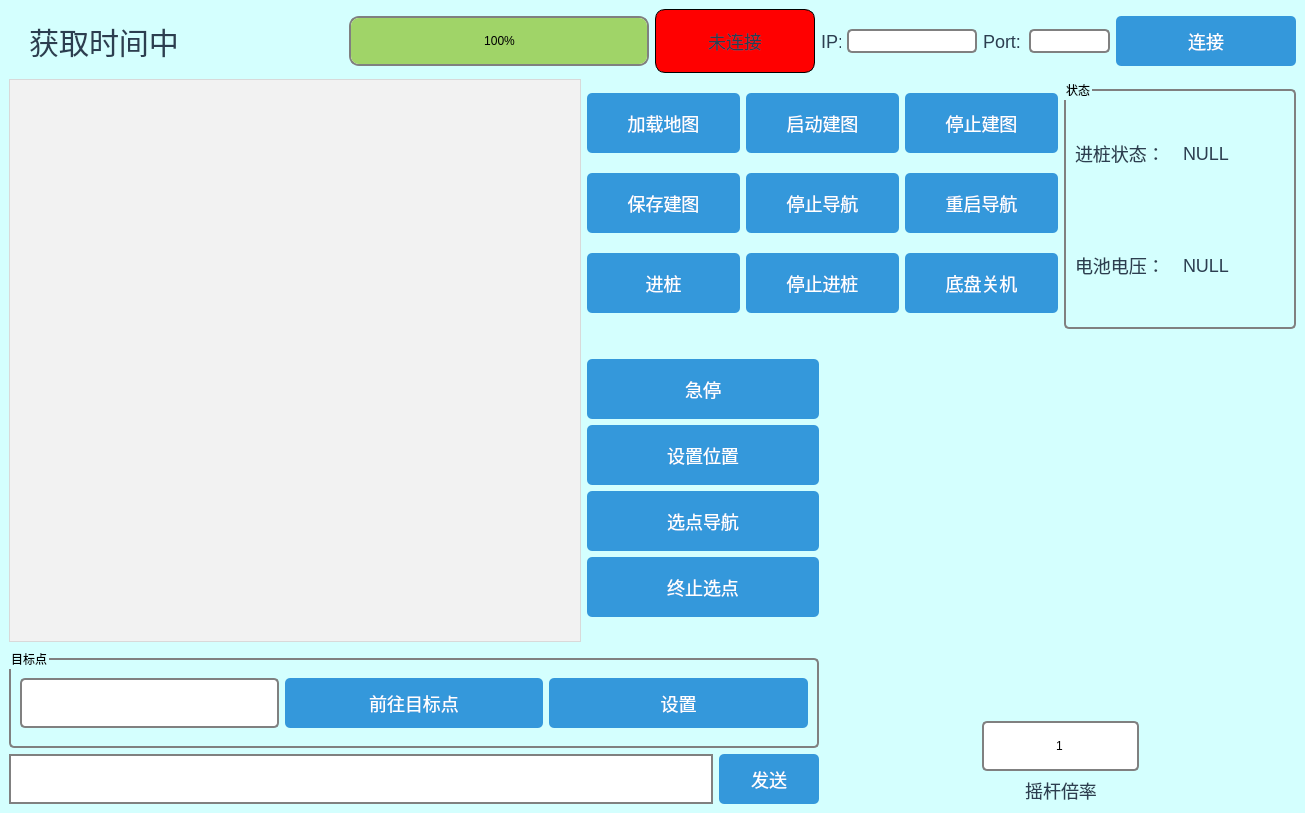
This is mainwindow.ui in iWuKe/ROSBridge_QT_Control as Qt 5 draws it before an edit. The edited form follows.
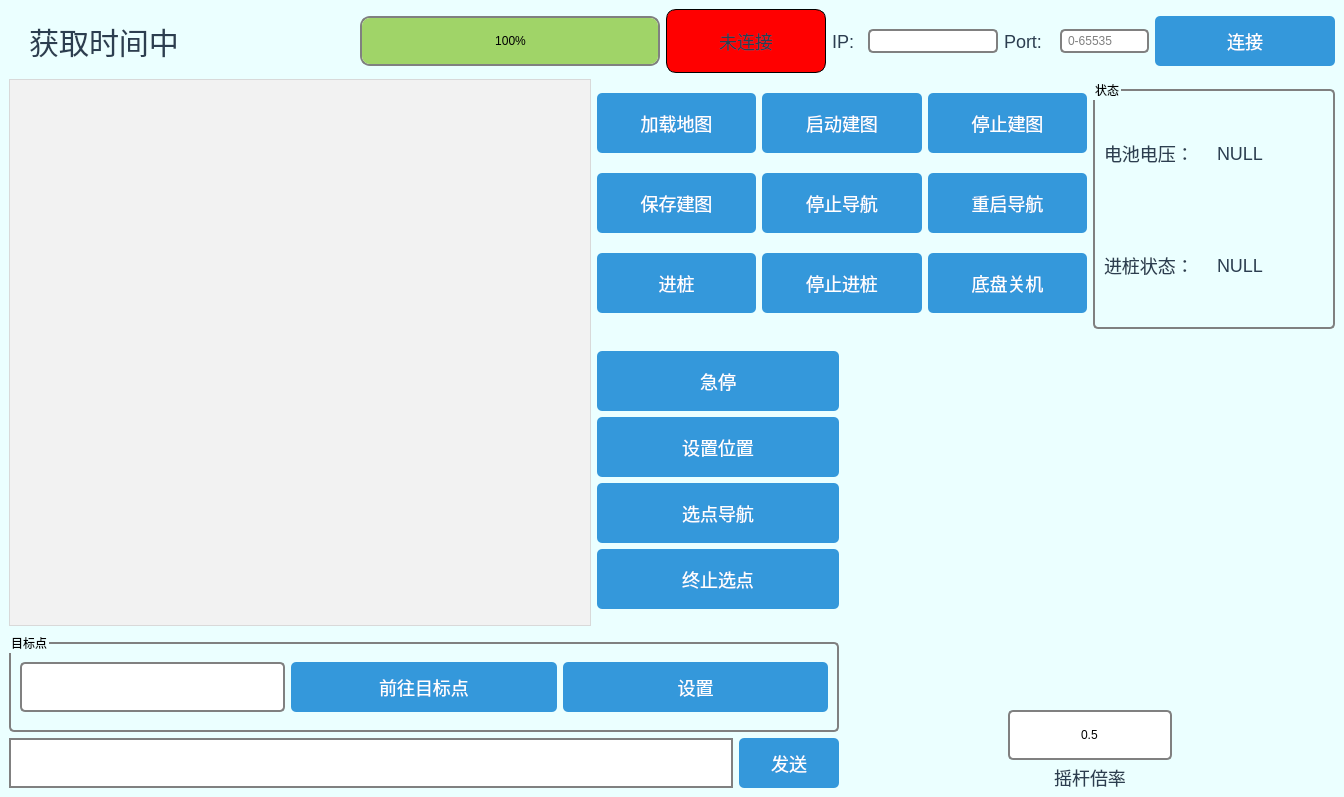
This is the edited form.

Patch:
```diff
--- a/mainwindow.ui
+++ b/mainwindow.ui
@@ -6,8 +6,8 @@
    <rect>
     <x>0</x>
     <y>0</y>
-    <width>1305</width>
-    <height>813</height>
+    <width>1344</width>
+    <height>797</height>
    </rect>
   </property>
   <property name="minimumSize">
@@ -27,7 +27,7 @@
   </property>
   <property name="styleSheet">
    <string notr="true">QMainWindow {
-  background-color: #d4fffe; /* 设置背景颜色 */
+  background-color: #ebffff; /* 设置背景颜色 */
   border-radius: 200px;
 }
 QMainWindow::title {
@@ -73,12 +73,14 @@
   border: 2px solid gray; /* 设置边框宽度和颜色 */
   border-radius: 5px; /* 设置圆角半径 */
   padding: 2px 4px; /* 设置内边距 */
+  background-color: white;
 }
-
+/* 设置 QLabel 控件的样式 */
 QLabel {
   font-size: 18px; /* 设置文字大小 */
   color: #2c3e50; /* 设置文字颜色 */
-}</string>
+}
+</string>
   </property>
   <widget class="QWidget" name="centralwidget">
    <layout class="QGridLayout" name="gridLayout">
@@ -411,7 +413,7 @@
            </size>
           </property>
           <property name="text">
-           <string notr="true">1</string>
+           <string notr="true">0.5</string>
           </property>
           <property name="alignment">
            <set>Qt::AlignCenter</set>
@@ -615,6 +617,9 @@
           <property name="plainText">
            <string/>
           </property>
+          <property name="placeholderText">
+           <string>不符合ROSBridge V2协议的内容将导致连接异常</string>
+          </property>
          </widget>
         </item>
         <item>
@@ -689,7 +694,7 @@
        <string>状态</string>
       </property>
       <layout class="QGridLayout" name="gridLayout_2">
-       <item row="0" column="0">
+       <item row="3" column="0">
         <layout class="QHBoxLayout" name="horizontalLayout_17">
          <item>
           <widget class="QLabel" name="label_5">
@@ -822,13 +827,13 @@
 }</string>
         </property>
         <property name="minimum">
-         <number>0</number>
+         <number>21500</number>
         </property>
         <property name="maximum">
-         <number>100</number>
+         <number>29000</number>
         </property>
         <property name="value">
-         <number>100</number>
+         <number>29000</number>
         </property>
         <property name="alignment">
          <set>Qt::AlignCenter</set>
@@ -878,7 +883,7 @@
                <widget class="QLabel" name="label">
                 <property name="minimumSize">
                  <size>
-                  <width>20</width>
+                  <width>30</width>
                   <height>20</height>
                  </size>
                 </property>
@@ -920,7 +925,7 @@
                <widget class="QLabel" name="label_2">
                 <property name="minimumSize">
                  <size>
-                  <width>40</width>
+                  <width>50</width>
                   <height>20</height>
                  </size>
                 </property>
@@ -939,18 +944,12 @@
                <widget class="QLineEdit" name="portspinbox">
                 <property name="minimumSize">
                  <size>
-                  <width>50</width>
-                  <height>20</height>
+                  <width>80</width>
+                  <height>0</height>
                  </size>
                 </property>
-                <property name="maximumSize">
-                 <size>
-                  <width>16777215</width>
-                  <height>16777215</height>
-                 </size>
-                </property>
-                <property name="text">
-                 <string/>
+                <property name="placeholderText">
+                 <string>0-65535</string>
                 </property>
                </widget>
               </item>
```
Left out of the diff: 9 changed lines with no effect on the pictures.
